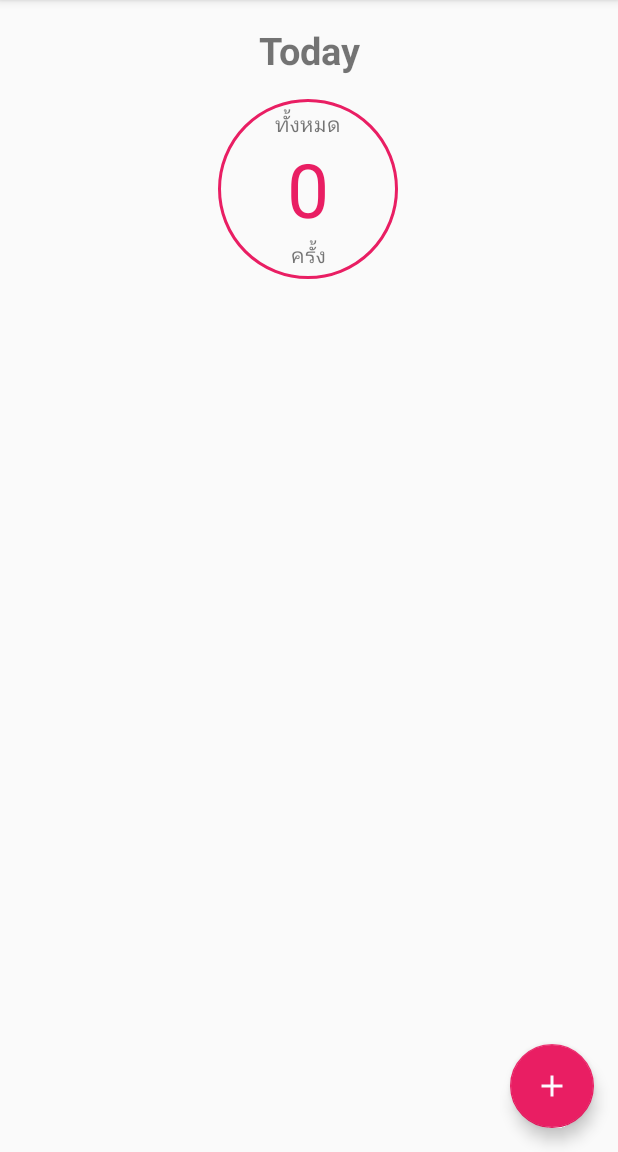
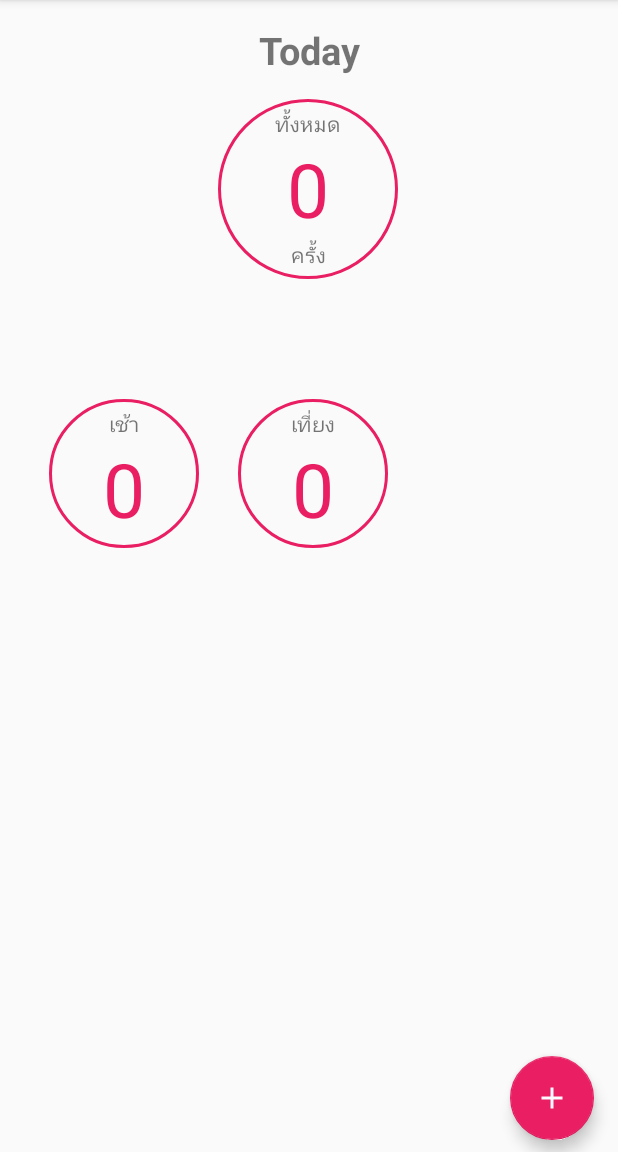
Before and after one commit to sumeta/android-babycount, an Android app: the screen it shows after launch (MainActivity), on a phone screen of 412 x 824 dp, the part 84-1236 px from its top. Run offline under Robolectric (Android 15) with nearby library versions, the phone set to English and light mode, and no system bars.

Commit message:
add noon layout

```diff
--- a/app/src/main/java/com/tpsoft/babycount/FirstFragment.kt
+++ b/app/src/main/java/com/tpsoft/babycount/FirstFragment.kt
@@ -34,7 +34,7 @@ class FirstFragment : Fragment() {
     override fun onViewCreated(view: View, savedInstanceState: Bundle?) {
         super.onViewCreated(view, savedInstanceState)
 
-        textViewCount = view.findViewById(R.id.textViewCount)
+        textViewCount = view.findViewById(R.id.textViewCountAll)
         textViewCount.text = this.countList().toString()
 
         view.findViewById<FloatingActionButton>(R.id.floatingActionButton).setOnClickListener{
--- a/app/src/main/res/layout/fragment_first.xml
+++ b/app/src/main/res/layout/fragment_first.xml
@@ -25,6 +25,7 @@
         app:layout_constraintTop_toTopOf="parent" />
 
     <LinearLayout
+        android:id="@+id/linearLayout"
         android:layout_width="wrap_content"
         android:layout_height="wrap_content"
         android:layout_marginStart="8dp"
@@ -50,7 +51,7 @@
             android:text="ทั้งหมด" />
 
         <TextView
-            android:id="@+id/textViewCount"
+            android:id="@+id/textViewCountAll"
             android:layout_width="wrap_content"
             android:layout_height="wrap_content"
             android:gravity="center"
@@ -67,13 +68,79 @@
 
     </LinearLayout>
 
+    <LinearLayout
+        android:id="@+id/layoutMoning"
+        android:layout_width="100dp"
+        android:layout_height="99dp"
+        android:layout_marginTop="200dp"
+        android:background="@drawable/style_cicle"
+        android:gravity="center"
+        android:orientation="vertical"
+        android:paddingLeft="10dp"
+        android:paddingRight="10dp"
+        app:layout_constraintEnd_toEndOf="parent"
+        app:layout_constraintHorizontal_bias="0.105"
+        app:layout_constraintStart_toStartOf="parent"
+        app:layout_constraintTop_toTopOf="@id/linearLayout">
+
+        <TextView
+            android:layout_width="match_parent"
+            android:layout_height="wrap_content"
+            android:gravity="center"
+            android:text="เช้า" />
+
+        <TextView
+            android:id="@+id/textViewCountMoning"
+            android:layout_width="wrap_content"
+            android:layout_height="wrap_content"
+            android:gravity="center"
+            android:text="@string/hello_first_fragment"
+            android:textColor="@color/colorPrimary"
+            android:textSize="50sp" />
+
+    </LinearLayout>
+
+    <LinearLayout
+        android:id="@+id/layoutNoon"
+        android:layout_width="100dp"
+        android:layout_height="99dp"
+        android:layout_marginStart="8dp"
+        android:layout_marginLeft="8dp"
+        android:layout_marginTop="200dp"
+        android:background="@drawable/style_cicle"
+        android:gravity="center"
+        android:orientation="vertical"
+        android:paddingLeft="10dp"
+        android:paddingRight="10dp"
+        app:layout_constraintEnd_toEndOf="parent"
+        app:layout_constraintHorizontal_bias="0.105"
+        app:layout_constraintStart_toEndOf="@+id/layoutMoning"
+        app:layout_constraintTop_toTopOf="@id/linearLayout">
+
+        <TextView
+            android:layout_width="match_parent"
+            android:layout_height="wrap_content"
+            android:gravity="center"
+            android:text="เที่ยง" />
+
+        <TextView
+            android:id="@+id/textViewCountNoon"
+            android:layout_width="wrap_content"
+            android:layout_height="wrap_content"
+            android:gravity="center"
+            android:text="@string/hello_first_fragment"
+            android:textColor="@color/colorPrimary"
+            android:textSize="50sp" />
+
+    </LinearLayout>
+
     <com.google.android.material.floatingactionbutton.FloatingActionButton
         android:id="@+id/floatingActionButton"
         android:layout_width="wrap_content"
         android:layout_height="wrap_content"
         android:layout_marginEnd="16dp"
         android:layout_marginRight="16dp"
-        android:layout_marginBottom="16dp"
+        android:layout_marginBottom="8dp"
         android:clickable="true"
         android:focusable="true"
         android:src="@drawable/ic_add_24dp"
```
